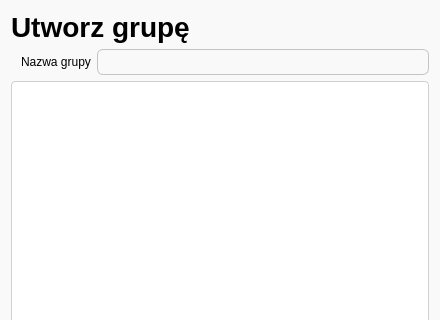
This is creategroup.ui in Karoleqk/Baza-Kontaktow as Qt 5 draws it before an edit; both pictures show x 0 to 440 and y 0 to 320 of the 440 by 483 pixel window. The edited form follows.
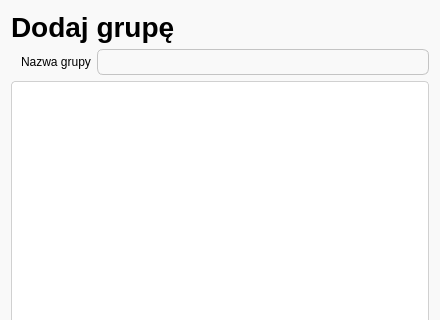
This is the edited form.

Diff of the .ui file:
```diff
--- a/creategroup.ui
+++ b/creategroup.ui
@@ -131,7 +131,7 @@
    <item>
     <widget class="QLabel" name="label">
      <property name="text">
-      <string>Utworz grupę</string>
+      <string>Dodaj grupę</string>
      </property>
     </widget>
    </item>
```
